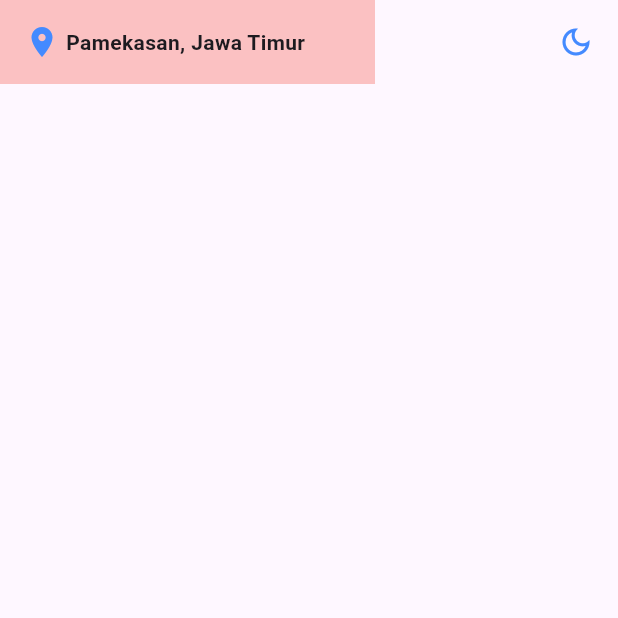
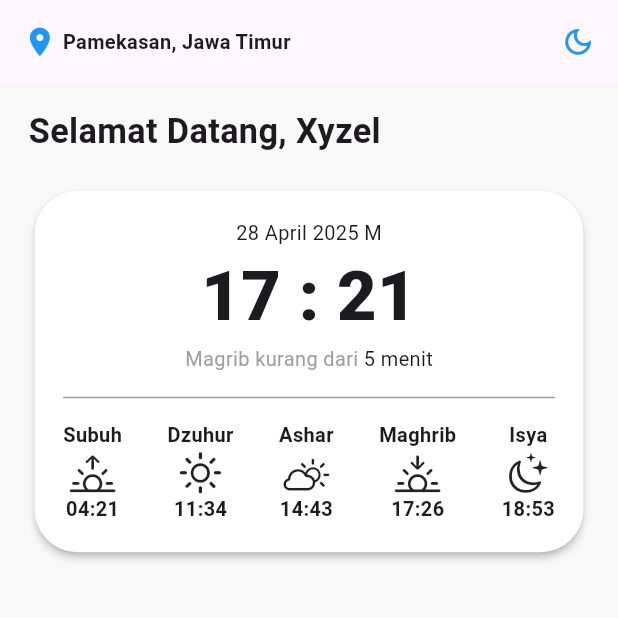
Before and after one commit to Ridhowalid01/sholat_reminder, a Flutter app: the screen it shows after launch, on a phone screen of 412 x 824 dp, the top half of it. Run offline on Flutter 3.47's test engine with Material 3 defaults, Android fonts, the phone set to English and light mode, and no system bars; our stand-ins replace flutter_screenutil.

Commit message:
add clock, and 5 prayer item

```diff
--- a/lib/main.dart
+++ b/lib/main.dart
@@ -1,4 +1,5 @@
 import 'package:flutter/material.dart';
+import 'package:flutter_screenutil/flutter_screenutil.dart';
 import 'package:sholat_reminder/pages/home_screen.dart';
 
 void main(){
@@ -10,10 +11,13 @@ class MyApp extends StatelessWidget {
 
   @override
   Widget build(BuildContext context) {
-    return const MaterialApp(
-      title: 'Sholat Reminder App',
-      debugShowCheckedModeBanner: false,
-      home: HomeScreen()
+    return const ScreenUtilInit(
+      designSize: Size(411.4, 866.2),
+      child: MaterialApp(
+        title: 'Sholat Reminder App',
+        debugShowCheckedModeBanner: false,
+        home: HomeScreen()
+      ),
     );
   }
 }
--- /dev/null
+++ b/lib/models/prayer_time_data.dart
@@ -0,0 +1,21 @@
+import 'package:flutter/cupertino.dart';
+
+class PrayerTimeData {
+  final String name;
+  final String time;
+  final IconData icon;
+
+  PrayerTimeData({
+    required this.name,
+    required this.time,
+    required this.icon,
+  });
+}
+
+final List<PrayerTimeData> prayerTimes = [
+  PrayerTimeData(name: 'Subuh', time: '04:21', icon: CupertinoIcons.sunrise),
+  PrayerTimeData(name: 'Dzuhur', time: '11:34', icon: CupertinoIcons.sun_max),
+  PrayerTimeData(name: 'Ashar', time: '14:43', icon: CupertinoIcons.cloud_sun),
+  PrayerTimeData(name: 'Maghrib', time: '17:26', icon: CupertinoIcons.sunset),
+  PrayerTimeData(name: 'Isya', time: '18:53', icon: CupertinoIcons.moon_stars),
+];
--- a/lib/pages/home_screen.dart
+++ b/lib/pages/home_screen.dart
@@ -1,4 +1,9 @@
 import 'package:flutter/material.dart';
+import 'package:flutter_screenutil/flutter_screenutil.dart';
+
+import '../utils/colors/app_colors.dart';
+import '../widgets/prayer_times_row.dart';
+import '../models/prayer_time_data.dart';
 
 class HomeScreen extends StatelessWidget {
   const HomeScreen({super.key});
@@ -6,41 +11,108 @@ class HomeScreen extends StatelessWidget {
   @override
   Widget build(BuildContext context) {
     return Scaffold(
+      backgroundColor: LightAppColors.backgroundColor,
       appBar: AppBar(
-        leadingWidth: 250, // atur lebar agar cukup luas
+        leadingWidth: 250,
         leading: Container(
-          color: Colors.red.withOpacity(0.3),
-          // warna transparan agar tetap bisa melihat isi
-          padding: const EdgeInsets.only(left: 16),
-          child: const Row(
+          padding: EdgeInsets.only(left: 16.r),
+          child: Row(
             children: [
               Icon(
                 Icons.location_on,
-                color: Colors.blueAccent,
-                size: 24,
+                color: AppColors.iconColor,
+                size: 24.r,
               ),
-              SizedBox(width: 4),
+              SizedBox(width: 4.r),
               Flexible(
                 child: Text(
                   "Pamekasan, Jawa Timur",
                   overflow: TextOverflow.ellipsis,
-                  style: TextStyle(fontSize: 14, fontWeight: FontWeight.bold),
+                  style: TextStyle(fontSize: 14.r, fontWeight: FontWeight.w600),
                 ),
               ),
             ],
           ),
         ),
-        actions: const [
+        actions: [
           Padding(
-            padding: EdgeInsets.only(right: 16),
+            padding: EdgeInsets.only(right: 16.r),
             child: Icon(
               Icons.dark_mode_outlined,
-              color: Colors.blueAccent,
-              size: 24,
+              color: AppColors.iconColor,
+              size: 24.r,
             ),
           ),
         ],
       ),
+      body: Padding(
+        padding: EdgeInsets.symmetric(vertical: 16.r, horizontal: 20.r),
+        child: Column(
+          crossAxisAlignment: CrossAxisAlignment.start,
+          spacing: 20.r,
+          children: [
+            Text(
+              "Selamat Datang, Xyzel",
+              style: TextStyle(
+                fontSize: 24.r,
+                fontWeight: FontWeight.bold,
+              ),
+            ),
+            Card(
+                color: LightAppColors.cardColor,
+                elevation: 2,
+                shape: RoundedRectangleBorder(
+                  borderRadius: BorderRadius.circular(30.r),
+                ),
+                child: Padding(
+                  padding: EdgeInsets.all(20.r),
+                  child: SizedBox(
+                    // height: 300.r,
+                    width: double.maxFinite,
+                    child: Column(
+                      spacing: 16.r,
+                      children: [
+                        Column(
+                          children: [
+                            Text(
+                              "28 April 2025 M",
+                              style: TextStyle(fontSize: 14.r),
+                            ),
+                            Text(
+                              "17 : 21",
+                              style: TextStyle(
+                                fontSize: 48.r,
+                                fontWeight: FontWeight.w800,
+                              ),
+                            ),
+                            Row(
+                              mainAxisAlignment: MainAxisAlignment.center,
+                              children: [
+                                Text(
+                                  "Magrib kurang dari ",
+                                  style: TextStyle(fontSize: 14.r, color: Colors.grey),
+                                ),
+                                Text(
+                                  "5 menit",
+                                  style: TextStyle(fontSize: 14.r),
+                                ),
+                              ],
+                            ),
+                          ],
+                        ),
+                        const Divider(
+                          color: Colors.grey,
+                          thickness: 1,
+                          height: 1,
+                        ),
+                        PrayerTimesRow(prayers: prayerTimes,),
+                      ],
+                    ),
+                  ),
+                ))
+          ],
+        ),
+      ),
     );
   }
 }
--- /dev/null
+++ b/lib/utils/colors/app_colors.dart
@@ -0,0 +1,11 @@
+import 'package:flutter/material.dart';
+
+class AppColors {
+  static const iconColor = Colors.blue;
+  static const blueTextColor = Colors.blue;
+}
+
+class LightAppColors {
+  static const backgroundColor = Color(0xFFF8F8F8);
+  static const cardColor = Color(0xFFFFFFFF);
+}
--- /dev/null
+++ b/lib/widgets/prayer_times_row.dart
@@ -0,0 +1,41 @@
+import 'package:flutter/cupertino.dart';
+import 'package:flutter_screenutil/flutter_screenutil.dart';
+
+import '../models/prayer_time_data.dart';
+
+class PrayerTimesRow extends StatelessWidget {
+  final List<PrayerTimeData> prayers;
+  const PrayerTimesRow({super.key, required this.prayers});
+
+
+  @override
+  Widget build(BuildContext context) {
+    return Row(
+      mainAxisAlignment: MainAxisAlignment.spaceBetween,
+      children: prayers.map((prayer) {
+        return Column(
+          children: [
+            Text(
+              prayer.name,
+              style: TextStyle(
+                fontWeight: FontWeight.w600,
+                fontSize: 14.r,
+              ),
+            ),
+            Icon(
+              prayer.icon,
+              size: 32.r,
+            ),
+            Text(
+              prayer.time,
+              style: TextStyle(
+                fontWeight: FontWeight.w600,
+                fontSize: 14.r,
+              ),
+            ),
+          ],
+        );
+      }).toList(),
+    );
+  }
+}
--- a/pubspec.yaml
+++ b/pubspec.yaml
@@ -35,6 +35,9 @@ dependencies:
   # The following adds the Cupertino Icons font to your application.
   # Use with the CupertinoIcons class for iOS style icons.
   cupertino_icons: ^1.0.8
+  bloc: ^9.0.0
+  flutter_bloc: ^9.1.1
+  flutter_screenutil: ^5.9.3
 
 dev_dependencies:
   flutter_test:
```
Also changed, not shown: pubspec.lock.
